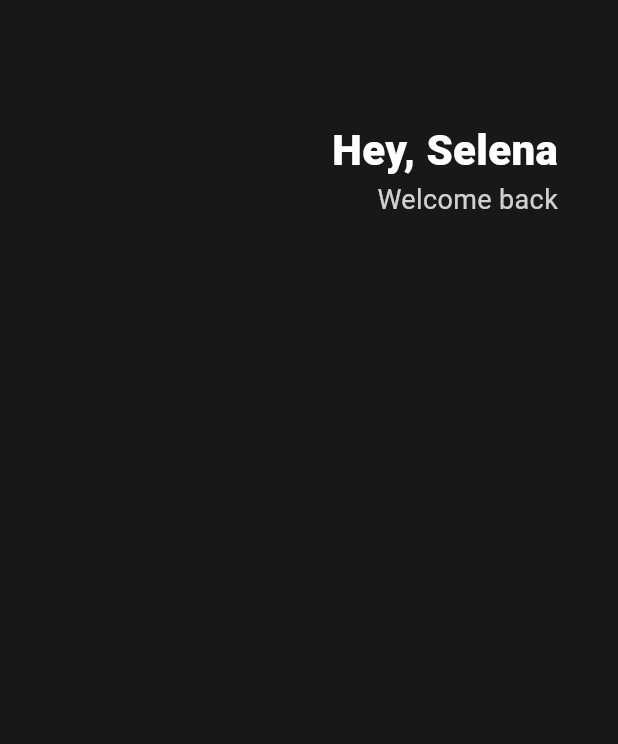
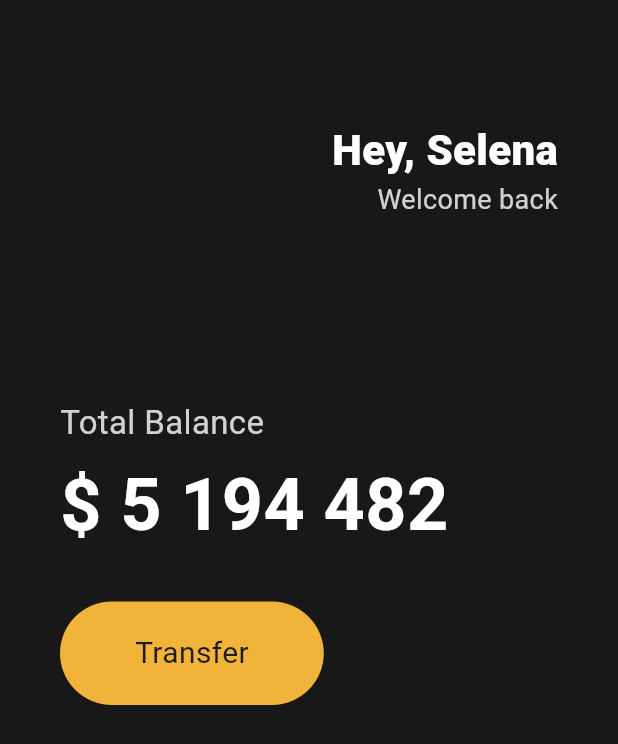
Before and after one commit to ghi512/toonflix, a Flutter app: the screen it shows after launch, on a phone screen of 412 x 824 dp. Shown: the top 744 px of the screen. Run offline on Flutter 3.47's test engine with Material 3 defaults, Android fonts, the phone set to English and light mode, and no system bars.

Commit message:
#3 - Button Section (3.2)

```diff
--- a/lib/main.dart
+++ b/lib/main.dart
@@ -13,6 +13,7 @@ class MyApp extends StatelessWidget {
         body: Padding(
           padding: EdgeInsets.symmetric(horizontal: 40),
           child: Column(
+            crossAxisAlignment: CrossAxisAlignment.start,
             children: [
               SizedBox(height: 80),
               Row(
@@ -40,6 +41,51 @@ class MyApp extends StatelessWidget {
                   ),
                 ],
               ),
+              SizedBox(
+                height: 120
+              ),
+              Text(
+                'Total Balance',
+                style: TextStyle(
+                  fontSize: 22,
+                  color: Colors.white.withOpacity(0.8),
+                ),
+              ),
+              SizedBox(
+                height: 5
+                ),
+              Text(
+                '\$ 5 194 482',
+                style: TextStyle(
+                  fontSize: 48,
+                  fontWeight: FontWeight.w600,
+                  color: Colors.white,
+                ),
+              ),
+              SizedBox(
+                height: 30,
+              ),
+              Row(
+                children: [
+                   Container(
+                    decoration: BoxDecoration(
+                      color: Color(0xFFF2B33A),
+                      borderRadius: BorderRadius.circular(45),
+                    ),
+                    child: Padding(
+                      padding: EdgeInsets.symmetric(
+                        vertical: 20,
+                        horizontal: 50,
+                      ),
+                      child: Text('Transfer',
+                      style: TextStyle(
+                        fontSize: 20 ,
+                      ),
+                      ),
+                    ),
+                   )
+                ],
+              ),
             ],
           ),
         ),
```
